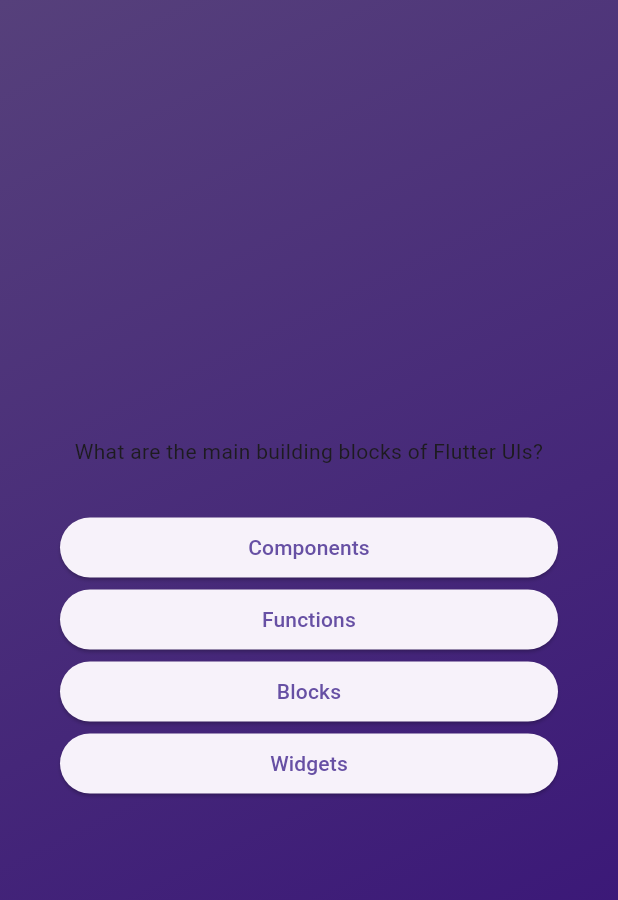
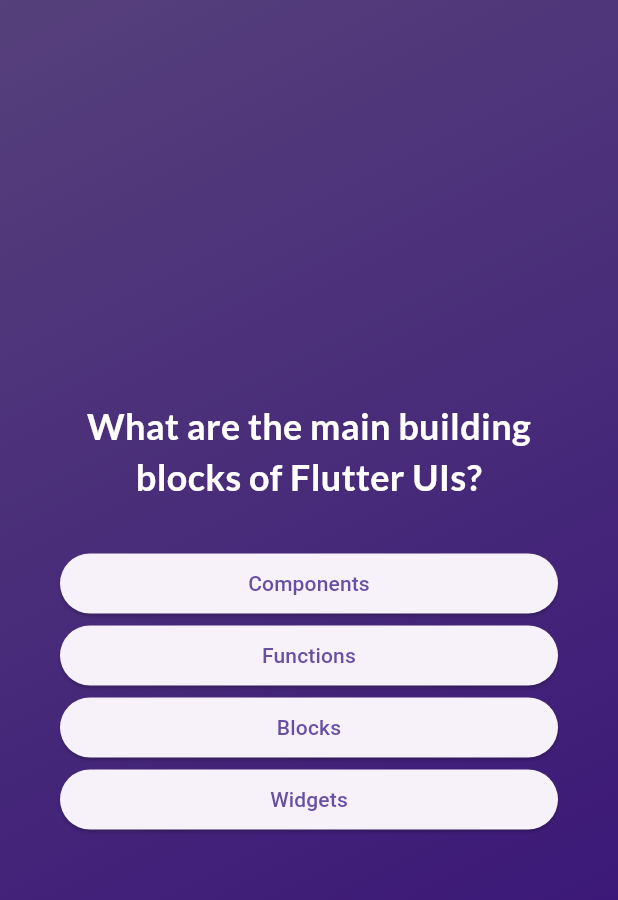
Before and after one commit to cintajay/quiz_app, a Flutter app: the screen it shows after launch, after a tap on "Start Quiz", on a phone screen of 412 x 824 dp. Shown: the top 900 px of the screen. Run offline on Flutter 3.47's test engine with Material 3 defaults, Android fonts, the phone set to English and light mode, and no system bars; our stand-ins replace google_fonts.

Commit message:
google fonts dependency

```diff
--- a/lib/landing_screen.dart
+++ b/lib/landing_screen.dart
@@ -1,4 +1,5 @@
 import 'package:flutter/material.dart';
+import 'package:google_fonts/google_fonts.dart';
 
 
 class LandingScreen extends StatelessWidget {
@@ -21,7 +22,7 @@ final void Function() startQuiz;
             SizedBox(height: 40),
             Text(
               "Quiz App",
-              style: TextStyle(
+              style: GoogleFonts.lato(
                 color: Colors.white,
                 fontSize: 36,
                 fontWeight: FontWeight.w600,
--- a/lib/questions_screen.dart
+++ b/lib/questions_screen.dart
@@ -1,4 +1,5 @@
 import 'package:flutter/material.dart';
+import 'package:google_fonts/google_fonts.dart';
 import 'package:quiz_app/answer_btn.dart';
 import 'package:quiz_app/data/questions.dart';
 
@@ -31,6 +32,11 @@ class _QuestionsState extends State<Questions> { //_ -> private class
           Text(
             questions[currentQuestionIndex].text,
             textAlign: TextAlign.center,
+            style: GoogleFonts.lato(
+              color: Colors.white,
+              fontSize: 24,
+              fontWeight: FontWeight.bold,
+            ),
           ),
           const SizedBox(height: 30),
           ...questions[currentQuestionIndex].getShuffledAnswers().map((item) {
--- a/pubspec.yaml
+++ b/pubspec.yaml
@@ -34,6 +34,7 @@ dependencies:
   # The following adds the Cupertino Icons font to your application.
   # Use with the CupertinoIcons class for iOS style icons.
   cupertino_icons: ^1.0.8
+  google_fonts: ^6.2.1
 
 dev_dependencies:
   flutter_test:
```
Also changed, not shown: pubspec.lock, 7 other files.
